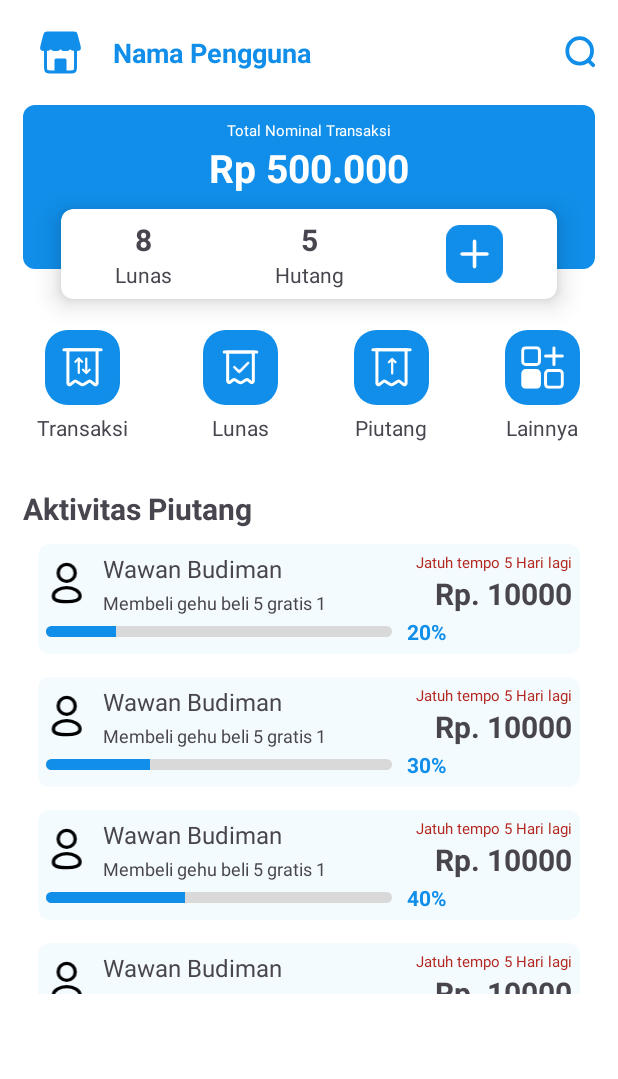
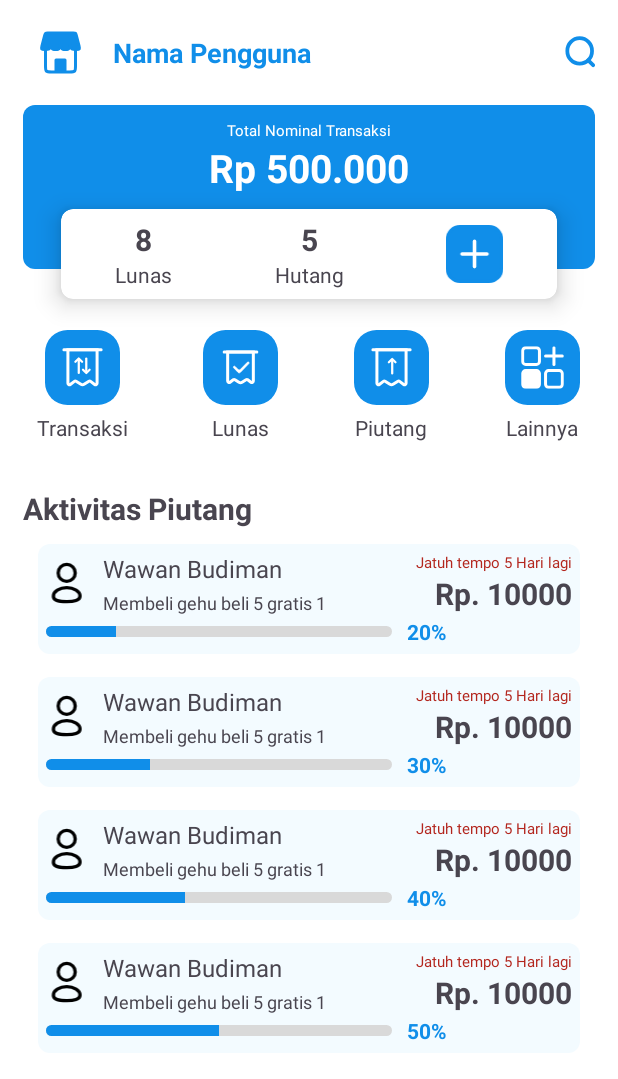
Before and after one commit to innoji26/NoCash-Project, an Android app: the fragment DashboardSellerFragment shown on its own in the app's theme, on a phone screen of 412 x 824 dp. Shown: the top 1079 px of the screen. Run offline under Robolectric (Android 15) with nearby library versions, the phone set to English and light mode, and no system bars; 1 statement that could not run was skipped.

Commit message:
ui(dashboard seller): updated ui with add menu buttons and activity piutang

```diff
--- a/app/src/main/java/com/beranidigital/nocash/ui/seller/ActivityPiutangFragment.kt
+++ b/app/src/main/java/com/beranidigital/nocash/ui/seller/ActivityPiutangFragment.kt
@@ -30,7 +30,7 @@ class ActivityPiutangFragment : Fragment() {
         recycleView = binding.rvPiutang
         recycleView.layoutManager = LinearLayoutManager(requireContext())
         val data  =  mutableListOf<HutangModel>()
-        for (i in 1..5){
+        for (i in 1..7){
             data.add(
                 HutangModel(
                     1,
--- a/app/src/main/java/com/beranidigital/nocash/ui/seller/SummarySellerFragment.kt
+++ b/app/src/main/java/com/beranidigital/nocash/ui/seller/SummarySellerFragment.kt
@@ -1,11 +1,10 @@
 package com.beranidigital.nocash.ui.seller
 
 import android.os.Bundle
-import androidx.fragment.app.Fragment
 import android.view.LayoutInflater
 import android.view.View
 import android.view.ViewGroup
-import com.beranidigital.nocash.R
+import androidx.fragment.app.Fragment
 import com.beranidigital.nocash.databinding.FragmentSummarySellerBinding
 
 class SummarySellerFragment : Fragment() {
@@ -20,5 +19,13 @@ class SummarySellerFragment : Fragment() {
         return binding.root
     }
 
+    override fun onViewCreated(view: View, savedInstanceState: Bundle?) {
+        super.onViewCreated(view, savedInstanceState)
+
+        binding.btnAddTransaction.setOnClickListener {
+            // Handle when button add transaction clicked
+        }
+    }
+
 
 }
--- a/app/src/main/res/layout/fragment_activity_piutang.xml
+++ b/app/src/main/res/layout/fragment_activity_piutang.xml
@@ -17,7 +17,7 @@
     <androidx.recyclerview.widget.RecyclerView
         android:id="@+id/rvPiutang"
         android:layout_width="match_parent"
-        android:layout_height="300dp"
+        android:layout_height="350dp"
         tools:itemCount="5"
         tools:listitem="@layout/item_hutang"
         />
--- a/app/src/main/res/layout/fragment_dashboard_seller.xml
+++ b/app/src/main/res/layout/fragment_dashboard_seller.xml
@@ -53,12 +53,14 @@
 
     <androidx.core.widget.NestedScrollView
         android:id="@+id/scrollViewSeller"
+
         android:layout_width="match_parent"
         android:layout_height="wrap_content">
 
         <LinearLayout
             android:layout_width="match_parent"
             android:layout_height="wrap_content"
+            android:paddingBottom="100dp"
             android:orientation="vertical">
 
             <androidx.fragment.app.FragmentContainerView
```
